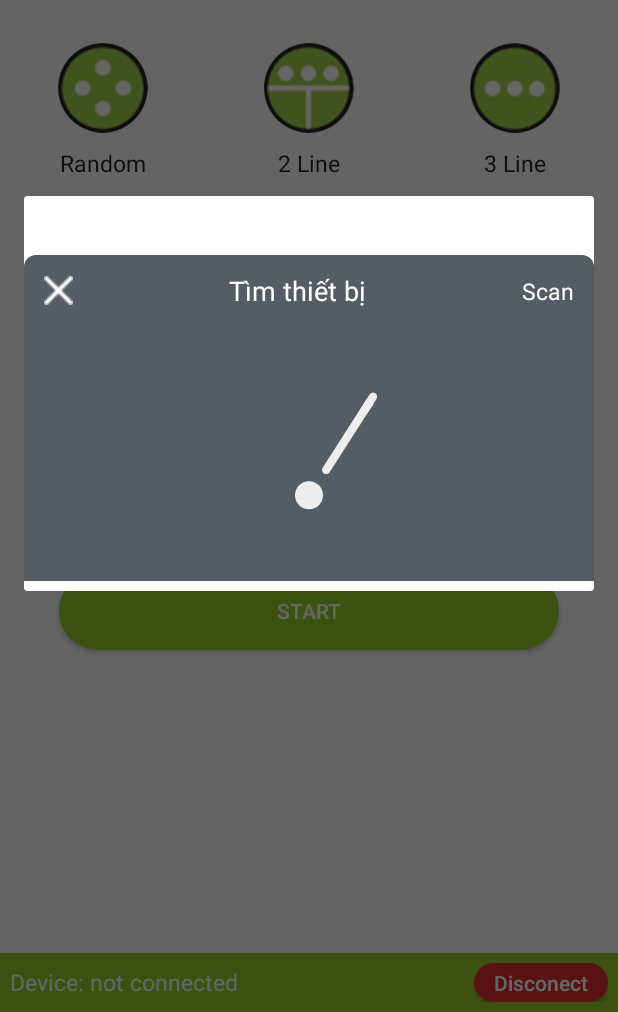
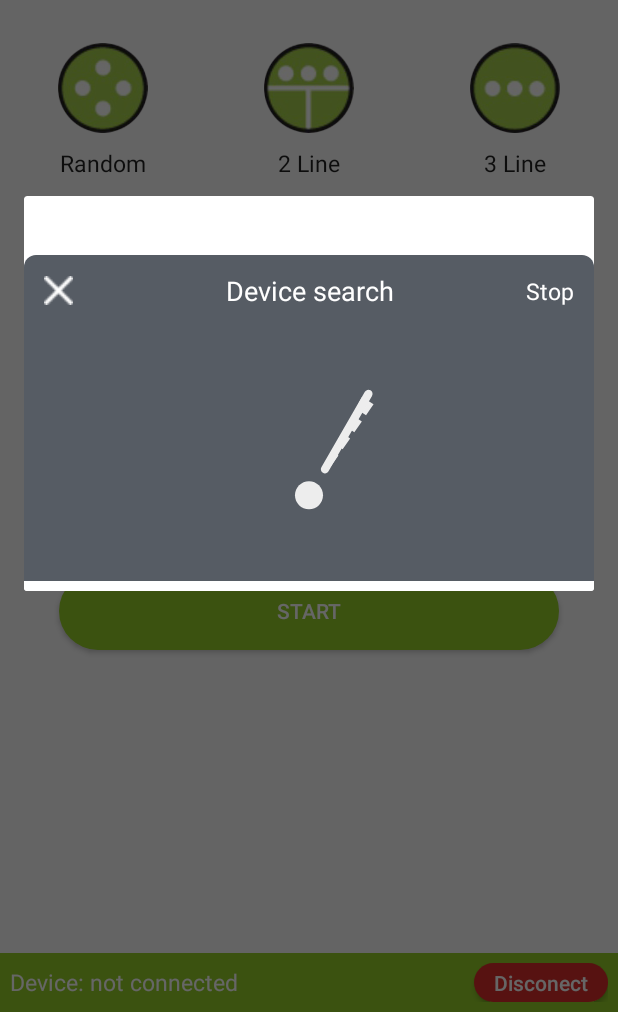
Before and after one commit to OliVoi/EAROSports, an Android app: the fragment ScannerBluetoothDialog placed in its activity, on a phone screen of 412 x 824 dp, the part 224-1236 px from its top. Run offline under Robolectric (Android 15) with nearby library versions, the phone set to English and light mode, and no system bars; our stand-ins replace sdp/ssp sizes.

Commit message:
update scan device

```diff
--- a/app/src/main/java/com/example/aerosports/mainui/dialog/ScannerBluetoothDialog.kt
+++ b/app/src/main/java/com/example/aerosports/mainui/dialog/ScannerBluetoothDialog.kt
@@ -1,5 +1,11 @@
 package com.example.aerosports.mainui.dialog
 
+import android.bluetooth.BluetoothAdapter
+import android.bluetooth.BluetoothDevice
+import android.content.BroadcastReceiver
+import android.content.Context
+import android.content.Intent
+import android.content.IntentFilter
 import android.os.Build
 import android.os.Bundle
 import android.view.LayoutInflater
@@ -7,10 +13,28 @@ import android.view.View
 import android.view.ViewGroup
 import android.view.WindowManager
 import androidx.fragment.app.DialogFragment
+import androidx.recyclerview.widget.LinearLayoutManager
 import com.example.aerosports.R
+import com.example.aerosports.utils.StringUtils
 import kotlinx.android.synthetic.main.dialog_scanner.*
 
-class ScannerBluetoothDialog: DialogFragment(), View.OnClickListener{
+class ScannerBluetoothDialog : DialogFragment(), View.OnClickListener, CallBackDevice {
+    private var mIsScanning = false
+    private var mListDevice: MutableList<BluetoothDevice> = ArrayList()
+    private var mBluetoothAdapter: BluetoothAdapter? = null
+    private var mDeviceAdapter: DeviceBluetoothAdapter? = null
+
+    private val mReceiver: BroadcastReceiver = object : BroadcastReceiver() {
+        override fun onReceive(contextDevice: Context?, intentDevice: Intent?) {
+            when (intentDevice!!.action) {
+                BluetoothDevice.ACTION_FOUND -> {
+                    mListDevice.add(intentDevice!!.getParcelableExtra(BluetoothDevice.EXTRA_DEVICE))
+                    setupViewDevice()
+                }
+            }
+        }
+    }
+
     override fun onCreateView(inflater: LayoutInflater, container: ViewGroup?, savedInstanceState: Bundle?): View? {
         var view: View? = inflater?.inflate(R.layout.dialog_scanner, container, false)
         return view!!
@@ -21,9 +45,43 @@ class ScannerBluetoothDialog: DialogFragment(), View.OnClickListener{
         initView()
     }
 
-    fun initView (){
+    private fun initView() {
         btnClose.setOnClickListener(this)
         tvScanning.setOnClickListener(this)
+        scanning()
+    }
+
+    private fun scanning() {
+        mIsScanning = !mIsScanning
+        if (mIsScanning) {
+            tvScanning.text = "Stop"
+            mListDevice = ArrayList()
+            ltAnimation.playAnimation()
+            mBluetoothAdapter = BluetoothAdapter.getDefaultAdapter()
+            mBluetoothAdapter?.startDiscovery()
+            activity?.registerReceiver(mReceiver, IntentFilter(BluetoothDevice.ACTION_FOUND))
+            setupViewDevice()
+            return
+        }
+        tvScanning.text = "Scan"
+        ltAnimation.pauseAnimation()
+        mBluetoothAdapter?.cancelDiscovery()
+        activity?.unregisterReceiver(mReceiver)
+    }
+
+    private fun setupViewDevice(){
+        if (mDeviceAdapter == null){
+            rcDevice.layoutManager = LinearLayoutManager(context)
+            rcDevice.adapter = DeviceBluetoothAdapter(mListDevice, context!!, this)
+            return
+        }
+        mDeviceAdapter?.updateData(mListDevice)
+    }
+
+    override fun onDestroy() {
+        super.onDestroy()
+        mBluetoothAdapter?.cancelDiscovery()
+        activity?.unregisterReceiver(mReceiver)
     }
 
     override fun onStart() {
@@ -36,9 +94,13 @@ class ScannerBluetoothDialog: DialogFragment(), View.OnClickListener{
     }
 
     override fun onClick(v: View?) {
-        when(v?.id){
+        when (v?.id) {
             R.id.btnClose -> dismiss()
-            R.id.tvScanning -> dismiss()
+            R.id.tvScanning -> scanning()
         }
     }
+
+    override fun onclickItem(item: BluetoothDevice) {
+
+    }
 }
--- a/app/src/main/res/layout/dialog_scanner.xml
+++ b/app/src/main/res/layout/dialog_scanner.xml
@@ -1,9 +1,10 @@
 <?xml version="1.0" encoding="utf-8"?>
 <LinearLayout xmlns:android="http://schemas.android.com/apk/res/android"
     xmlns:app="http://schemas.android.com/apk/res-auto"
+    xmlns:tools="http://schemas.android.com/tools"
     android:layout_width="match_parent"
+    android:layout_height="match_parent"
     android:orientation="vertical"
-    android:layout_height="match_parent"
     android:paddingTop="@dimen/_30sdp">
 
     <LinearLayout
@@ -30,11 +31,12 @@
                 android:id="@+id/txt_title"
                 android:layout_width="wrap_content"
                 android:layout_height="wrap_content"
-                android:layout_centerInParent="true"
+                android:layout_alignParentStart="true"
+                android:layout_alignParentEnd="true"
+                android:layout_centerVertical="true"
                 android:layout_toLeftOf="@id/tvScanning"
-                android:layout_toRightOf="@id/btnClose"
                 android:gravity="center"
-                android:text="Tìm thiết bị"
+                android:text="Device search"
                 android:textColor="@color/white"
                 android:textSize="18sp" />
 
@@ -52,22 +54,23 @@
         </RelativeLayout>
 
         <com.airbnb.lottie.LottieAnimationView
+            android:id="@+id/ltAnimation"
             android:layout_width="match_parent"
             android:layout_height="@dimen/_130sdp"
             app:layout_constraintBottom_toBottomOf="parent"
             app:layout_constraintLeft_toLeftOf="parent"
             app:layout_constraintRight_toRightOf="parent"
             app:layout_constraintTop_toTopOf="parent"
-            app:lottie_autoPlay="true"
             app:lottie_fileName="scanner.json"
             app:lottie_loop="true" />
     </LinearLayout>
 
     <androidx.recyclerview.widget.RecyclerView
-        android:id="@+id/rcCategory"
-        android:background="@color/white"
+        android:id="@+id/rcDevice"
         android:layout_width="match_parent"
         android:layout_height="match_parent"
-        android:layout_marginTop="@dimen/_5sdp"
-        android:orientation="vertical" />
+        android:paddingTop="@dimen/_5sdp"
+        android:background="@color/white"
+        android:orientation="vertical"
+        tools:listitem="@layout/item_device" />
 </LinearLayout>
```
Also changed, not shown: app/src/main/java/com/example/aerosports/MainActivity.kt (+27 -1 lines), app/src/main/java/com/example/aerosports/mainui/dialog/DeviceBluetoothAdapter.kt (added, +47 -0 lines), app/src/main/res/layout/item_device.xml (+40 -7 lines).
